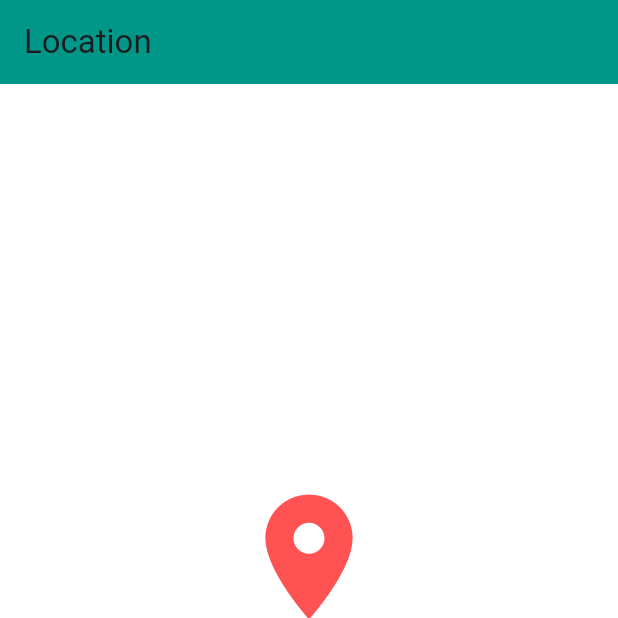
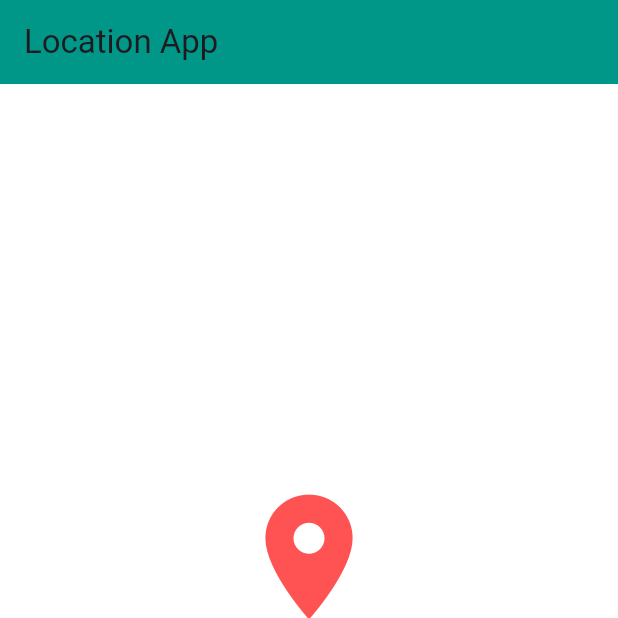
Before and after one commit to surajgujarathi/flutter_location_app, a Flutter app: the screen it shows after launch, on a phone screen of 412 x 824 dp, the top half of it. Run offline on Flutter 3.47's test engine with Material 3 defaults, Android fonts, the phone set to English and light mode, and no system bars; our stand-ins replace geocoding, geolocator.

Commit message:
assets added

```diff
--- a/lib/main.dart
+++ b/lib/main.dart
@@ -102,7 +102,7 @@ Address: ${place.street}, ${place.subLocality}, ${place.locality}, ${place.posta
   Widget build(BuildContext context) {
     return Scaffold(
       appBar: AppBar(
-        title: const Text('Location'),
+        title: const Text('Location App'),
         elevation: 0,
         backgroundColor: Colors.teal,
       ),
--- a/pubspec.yaml
+++ b/pubspec.yaml
@@ -63,8 +63,8 @@ flutter:
   uses-material-design: true
 
   # To add assets to your application, add an assets section, like this:
-  # assets:
-  #   - images/a_dot_burr.jpeg
+  assets:
+    - assets/
   #   - images/a_dot_ham.jpeg
 
   # An image asset can refer to one or more resolution-specific "variants", see
```
Also changed, not shown: assets/sc1.png (added), assets/sc2.png (added).
